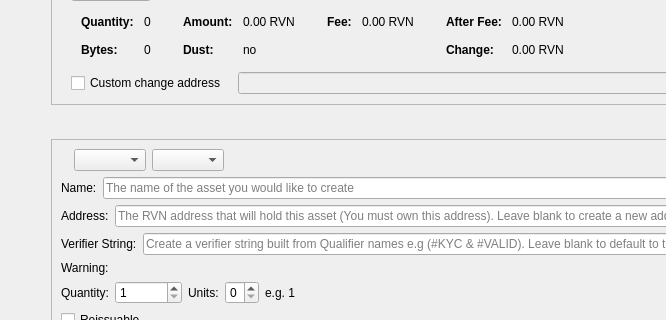
Old version of the form src/qt/forms/createassetdialog.ui in the repository RavenProject/Ravencoin; both pictures show x 0 to 666 and y 121 to 441 of the 941 by 1120 pixel window.
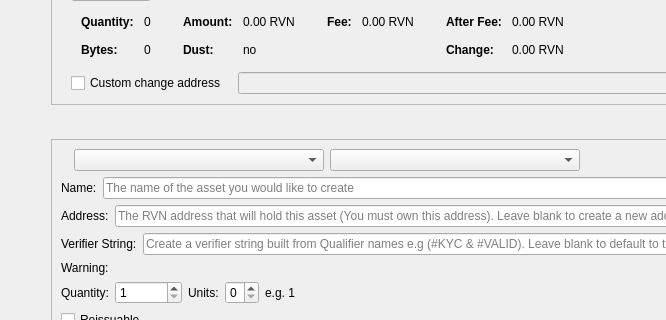
New version of the form. Custom widgets are drawn as their Qt base class.

Commit message:
gui: create assets, add identifier chars automatically to qualifiers and sub-qualifiers
    * Add identifier chars automatically to qualifier assets and sub-qualifier assets. Fixes #1152
    * Increase size of dropdown boxes with asset names.

Patch:
```diff
--- a/src/qt/forms/createassetdialog.ui
+++ b/src/qt/forms/createassetdialog.ui
@@ -612,10 +612,24 @@
              </widget>
             </item>
             <item>
-             <widget class="QComboBox" name="assetType"/>
+             <widget class="QComboBox" name="assetType">
+              <property name="minimumSize">
+               <size>
+                <width>250</width>
+                <height>0</height>
+               </size>
+              </property>
+             </widget>
             </item>
             <item>
-             <widget class="QComboBox" name="assetList"/>
+             <widget class="QComboBox" name="assetList">
+              <property name="minimumSize">
+               <size>
+                <width>250</width>
+                <height>0</height>
+               </size>
+              </property>
+             </widget>
             </item>
             <item>
              <spacer name="horizontalSpacer_4">
```
The commit also changes 1 other file.
